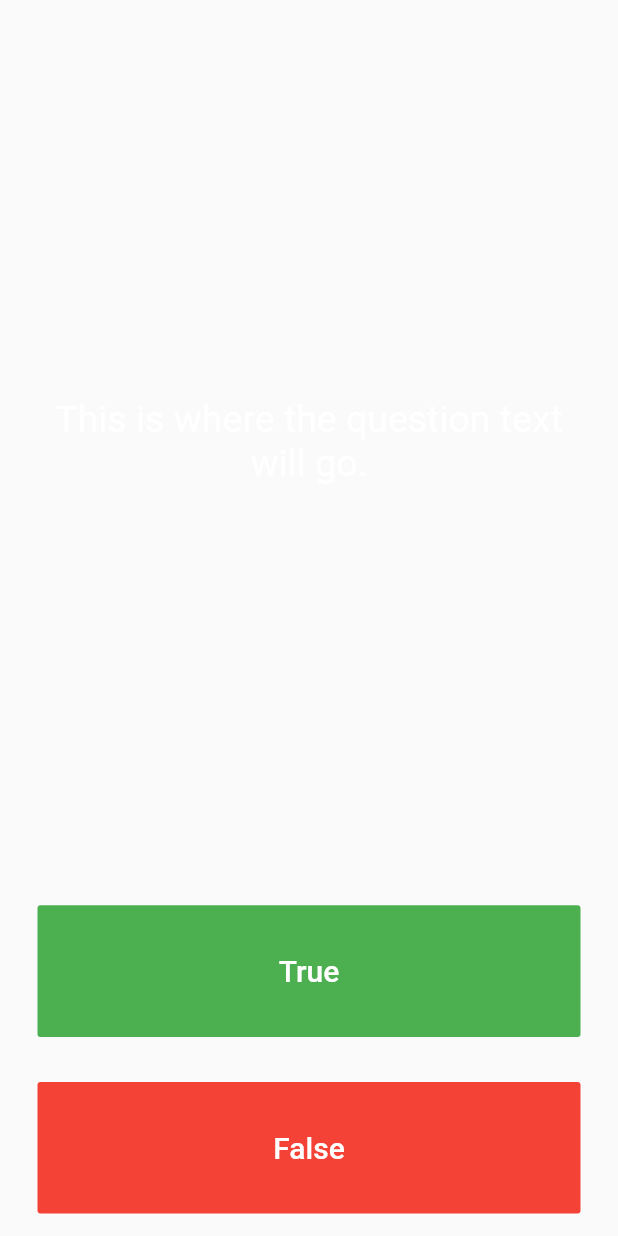
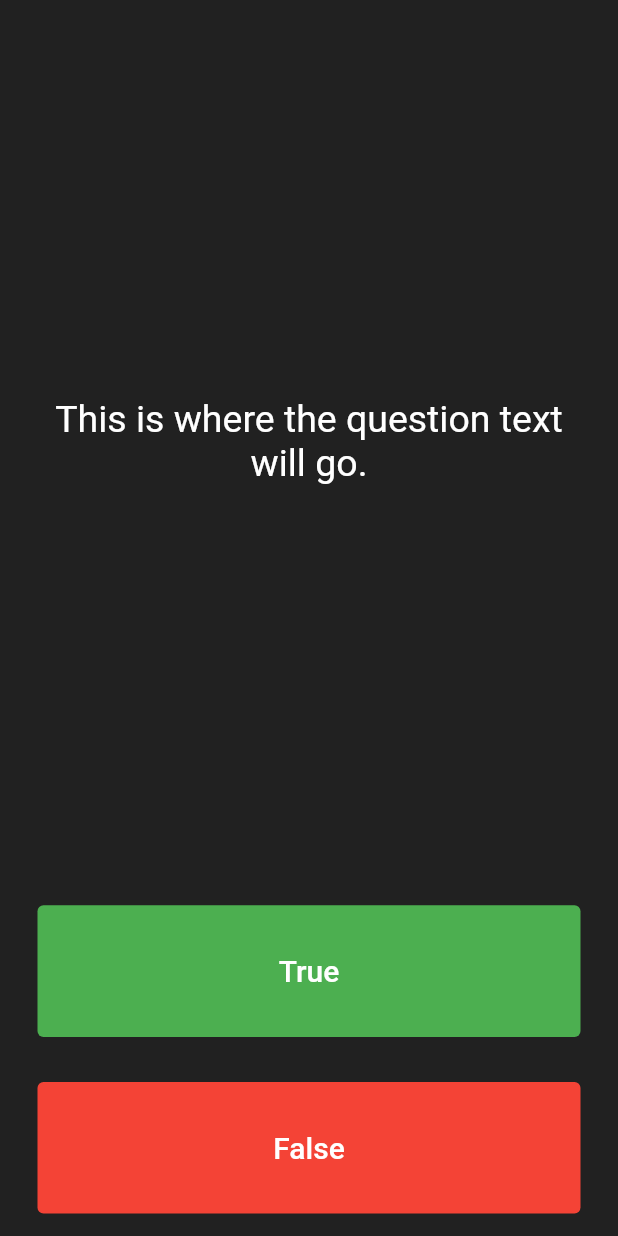
Before and after one commit to saivishnu725/Quizzler, a Flutter app: the screen it shows after launch, on a phone screen of 412 x 824 dp. Run offline on Flutter 3.47's test engine with Material 2 defaults, Android fonts, the phone set to English and light mode, and no system bars.

Commit message:
Added dark theme and removed decrepted widgets

```diff
--- a/lib/main.dart
+++ b/lib/main.dart
@@ -18,6 +18,7 @@ class _MyAppState extends State<MyApp> {
   @override
   Widget build(BuildContext context) {
     return Scaffold(
+      backgroundColor: Colors.grey[900],
       body: SafeArea(
         child: Padding(
           padding: EdgeInsets.symmetric(horizontal: 10.0),
@@ -44,9 +45,11 @@ class _MyAppState extends State<MyApp> {
               Expanded(
                 child: Padding(
                   padding: EdgeInsets.all(15.0),
-                  child: FlatButton(
-                    textColor: Colors.white,
-                    color: Colors.green,
+                  child: TextButton(
+                    style: ButtonStyle(
+                      backgroundColor: MaterialStateProperty.all(Colors.green),
+                      foregroundColor: MaterialStateProperty.all(Colors.white),
+                    ),
                     child: Text(
                       'True',
                       style: TextStyle(
@@ -63,8 +66,11 @@ class _MyAppState extends State<MyApp> {
               Expanded(
                 child: Padding(
                   padding: EdgeInsets.all(15.0),
-                  child: FlatButton(
-                    color: Colors.red,
+                  child: TextButton(
+                    style: ButtonStyle(
+                      backgroundColor: MaterialStateProperty.all(Colors.red),
+                      foregroundColor: MaterialStateProperty.all(Colors.white),
+                    ),
                     child: Text(
                       'False',
                       style: TextStyle(
```
